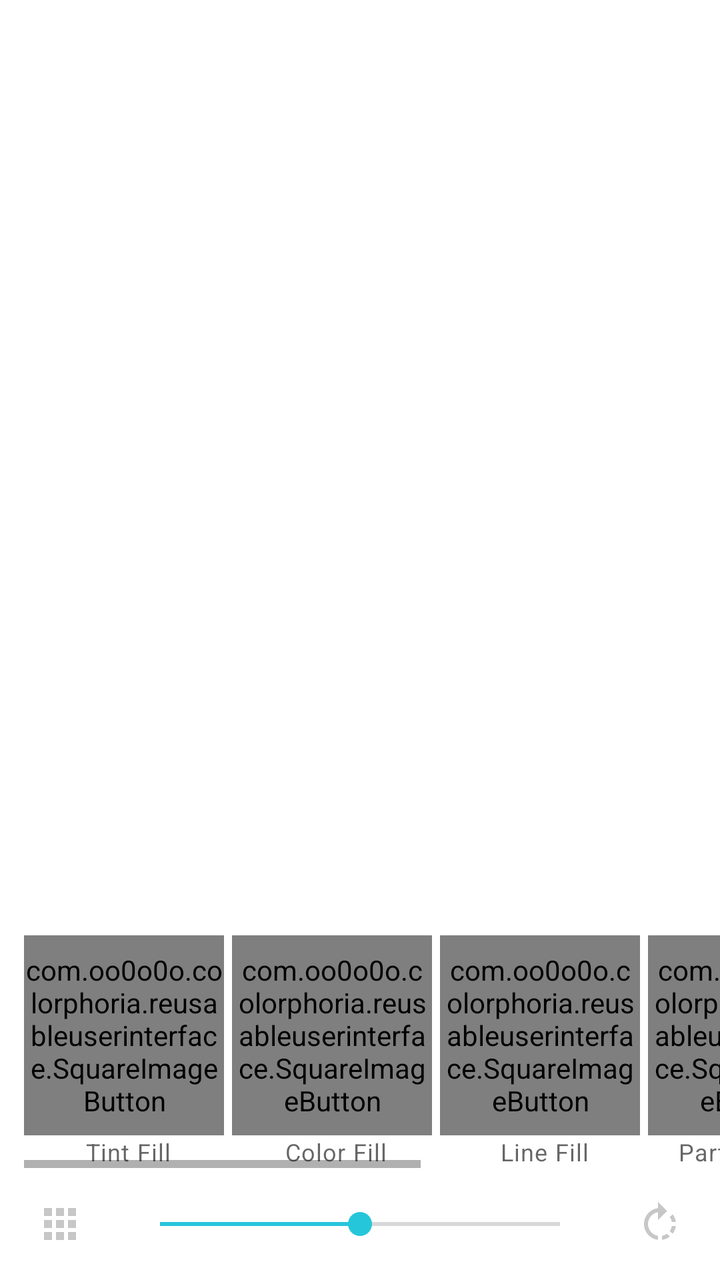
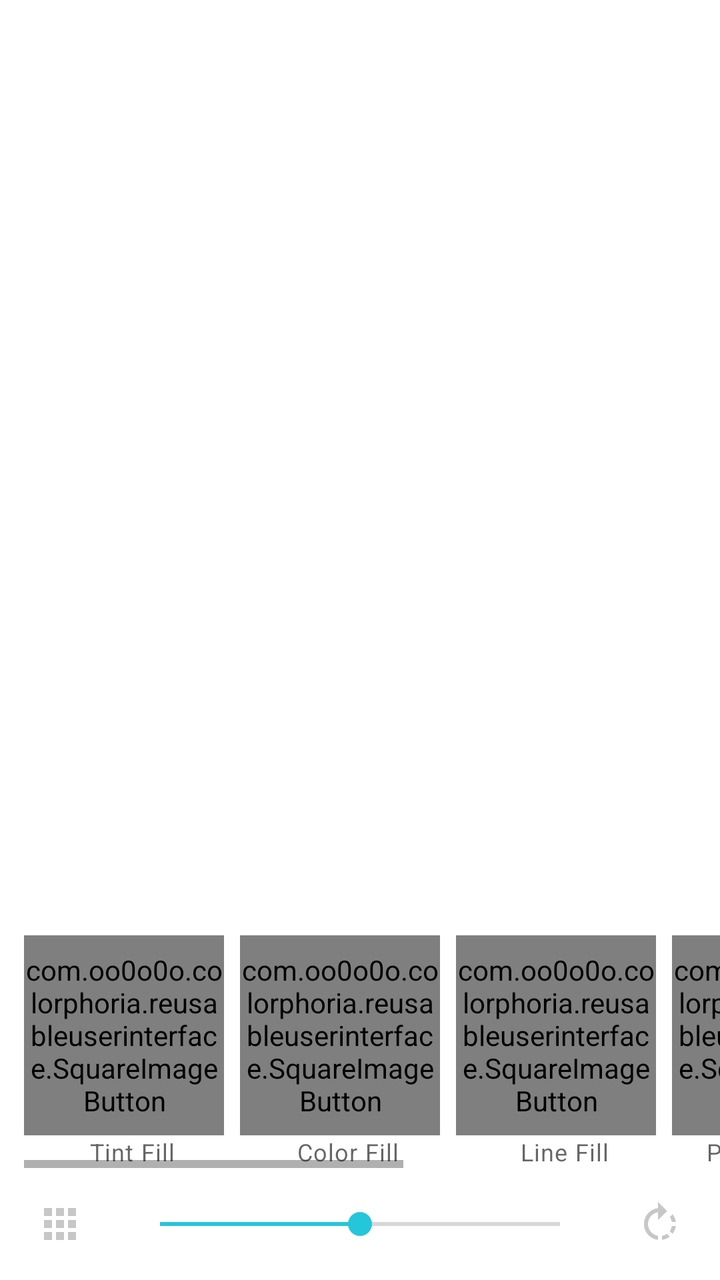

Screens rendered from an Android XML layout before and after an edit, with the pre-edit source and the edit as a unified diff.
<!-- AndroidManifest.xml: application theme AppTheme -->
<!-- res/layout/activity_pic_edit.xml -->
<?xml version="1.0" encoding="utf-8"?>
<LinearLayout xmlns:android="http://schemas.android.com/apk/res/android"
    xmlns:tools="http://schemas.android.com/tools"
    android:id="@+id/outer_layout"
    android:layout_width="match_parent"
    android:layout_height="match_parent"
    android:orientation="vertical"
    tools:context="com.oo0o0o.colorphoria.activities.loggedinactivities.PicEditActivity" >

    <RelativeLayout
        android:id="@+id/imageAreaLayout"
        android:layout_width="match_parent"
        android:layout_height="0dp"
        android:layout_weight="7"
        android:orientation="vertical">

        <ImageView
            android:layout_width="match_parent"
            android:layout_height="match_parent"
            android:id="@+id/theImage"
            android:layout_centerInParent="true" />

        <ProgressBar
            style="?android:attr/progressBarStyleLarge"
            android:layout_width="wrap_content"
            android:layout_height="wrap_content"
            android:id="@+id/progress_bar"
            android:layout_centerVertical="true"
            android:layout_centerHorizontal="true"
            android:indeterminate="true"
            android:visibility="gone"/>
    </RelativeLayout>

    <LinearLayout
        android:layout_width="match_parent"
        android:layout_height="wrap_content"
        android:background="@color/colorPrimary"
        android:orientation="vertical"
        android:id="@+id/effect_ctrl_layout"
        android:visibility="visible">

        <HorizontalScrollView
            android:layout_width="wrap_content"
            android:layout_height="wrap_content"
            android:layout_gravity="center"
            android:paddingStart="@dimen/activity_horizontal_margin"
            android:layout_marginTop="@dimen/activity_vertical_margin"
            >

            <LinearLayout
                android:id="@+id/icon_linear_layout"
                android:layout_width="wrap_content"
                android:layout_height="match_parent"
                android:orientation="horizontal">

                <LinearLayout

                    android:layout_width="wrap_content"
                    android:layout_height="wrap_content"
                    android:orientation="vertical">

                    <com.oo0o0o.colorphoria.reusableuserinterface.SquareImageButton
                        android:id="@+id/random_bleed_button"
                        android:layout_width="100dp"
                        android:layout_height="100dp"
                        android:background="@drawable/button_effect"
                        android:layout_marginRight="@dimen/small_margin"
                        android:scaleType="centerCrop"
                        android:clickable="false" />

                    <TextView
                        android:layout_width="match_parent"
                        android:layout_height="wrap_content"
                        android:textAppearance="@style/TextAppearance.MaterialComponents.Caption"
                        android:gravity="center"
                        android:text="@string/pic_edit_effect_tint_fill"
                        />
                </LinearLayout>

                <LinearLayout

                    android:layout_width="wrap_content"
                    android:layout_height="wrap_content"
                    android:orientation="vertical">

                    <com.oo0o0o.colorphoria.reusableuserinterface.SquareImageButton
                        android:id="@+id/random_flood_button"
                        android:layout_width="100dp"
                        android:layout_height="100dp"
                        android:background="@drawable/button_effect"
                        android:layout_marginRight="@dimen/small_margin"
                        android:padding="@dimen/image_button_border"
                        android:scaleType="centerCrop"
                        android:clickable="false" />

                    <TextView
                        android:layout_width="match_parent"
                        android:layout_height="wrap_content"
                        android:textAppearance="@style/TextAppearance.MaterialComponents.Caption"
                        android:gravity="center"
                        android:text="@string/pic_edit_effect_color_fill"
                        />
                </LinearLayout>

                <LinearLayout

                    android:layout_width="wrap_content"
                    android:layout_height="wrap_content"
                    android:orientation="vertical">

                    <com.oo0o0o.colorphoria.reusableuserinterface.SquareImageButton
                        android:id="@+id/random_line_button"
                        android:layout_width="100dp"
                        android:layout_height="100dp"
                        android:background="@drawable/button_effect"
                        android:layout_marginRight="@dimen/small_margin"
                        android:padding="@dimen/image_button_border"
                        android:scaleType="centerCrop"
                        android:clickable="false" />

                    <TextView
                        android:layout_width="match_parent"
                        android:layout_height="wrap_content"
                        android:textAppearance="@style/TextAppearance.MaterialComponents.Caption"
                        android:gravity="center"
                        android:text="@string/pic_edit_effect_line_fill"
                        />
                </LinearLayout>

                <LinearLayout

                    android:layout_width="wrap_content"
                    android:layout_height="wrap_content"
                    android:orientation="vertical">

                    <com.oo0o0o.colorphoria.reusableuserinterface.SquareImageButton
                        android:id="@+id/invert_button"
                        android:layout_width="100dp"
                        android:layout_height="100dp"
                        android:layout_marginRight="@dimen/small_margin"
                        android:background="@drawable/button_effect"
                        android:clickable="false"
                        android:padding="@dimen/image_button_border"
                        android:scaleType="centerCrop" />

                    <TextView
                        android:layout_width="match_parent"
                        android:layout_height="wrap_content"
                        android:textAppearance="@style/TextAppearance.MaterialComponents.Caption"
                        android:gravity="center"
                        android:text="@string/pic_edit_effect_partial_invert"
                        />
                </LinearLayout>

                <LinearLayout

                    android:layout_width="wrap_content"
                    android:layout_height="wrap_content"
                    android:orientation="vertical">

                    <com.oo0o0o.colorphoria.reusableuserinterface.SquareImageButton
                        android:id="@+id/outline_button"
                        android:layout_width="100dp"
                        android:layout_height="100dp"
                        android:background="@drawable/button_effect"
                        android:padding="@dimen/image_button_border"
                        android:scaleType="centerCrop"
                        android:clickable="false" />

                    <TextView
                        android:layout_width="match_parent"
                        android:layout_height="wrap_content"
                        android:textAppearance="@style/TextAppearance.MaterialComponents.Caption"
                        android:gravity="center"
                        android:text="@string/pic_edit_effect_outline"
                        />
                </LinearLayout>

                <LinearLayout

                    android:layout_width="wrap_content"
                    android:layout_height="wrap_content"
                    android:orientation="vertical">

                    <com.oo0o0o.colorphoria.reusableuserinterface.SquareImageButton
                        android:id="@+id/threshold_button"
                        android:layout_width="100dp"
                        android:layout_height="100dp"
                        android:background="@drawable/button_effect"
                        android:layout_marginRight="@dimen/small_margin"
                        android:padding="@dimen/image_button_border"
                        android:scaleType="centerCrop"
                        android:clickable="false" />

                    <TextView
                        android:layout_width="match_parent"
                        android:layout_height="wrap_content"
                        android:textAppearance="@style/TextAppearance.MaterialComponents.Caption"
                        android:gravity="center"
                        android:text="@string/pic_edit_effect_threshold"
                        />
                </LinearLayout>

        </LinearLayout>
        </HorizontalScrollView>


        <LinearLayout
            android:layout_width="match_parent"
            android:layout_height="?attr/actionBarSize">

            <ImageButton
                android:id="@+id/choose_palette"
                android:layout_width="0dp"
                android:layout_height="match_parent"
                android:layout_weight="2"
                android:background="@drawable/button_selector_small"
                android:onClick="onChoosePalette"
                android:src="@drawable/ic_chooser_24dp"
                android:clickable="false" />

            <SeekBar
                android:id="@+id/effect_ctrl_seekbar"
                android:layout_width="0dp"
                android:layout_height="match_parent"
                android:layout_weight="8"
                android:padding="@dimen/activity_vertical_margin"
                android:layout_alignParentBottom="true"
                android:progress="50" />

            <ImageButton
                android:id="@+id/rotate_right"
                android:layout_width="0dp"
                android:layout_height="match_parent"
                android:layout_weight="2"
                android:background="@drawable/button_selector_small"
                android:onClick="onRotateRight"
                android:src="@drawable/ic_rotate_right_24dp"
                android:clickable="false" />

        </LinearLayout>
    </LinearLayout>
</LinearLayout>
<!-- resources referenced by this layout -->
<resources>
  <color name="colorPrimary">#ffffffff</color>
  <dimen name="activity_horizontal_margin">12dp</dimen>
  <dimen name="activity_vertical_margin">20dp</dimen>
  <dimen name="image_button_border">2dp</dimen>
  <dimen name="small_margin">4dp</dimen>
  <!-- drawable button_effect (drawable) -->
  <layer-list xmlns:android="http://schemas.android.com/apk/res/android" >
      <item>
          <shape android:shape="rectangle" >
  
              <solid android:color="#00FFFFFF" />
          </shape>
      </item>
  </layer-list>
  <!-- drawable button_selector_small (drawable) -->
  <?xml version="1.0" encoding="utf-8"?>
  <selector xmlns:android="http://schemas.android.com/apk/res/android" >
      <item android:state_pressed="true" >
          <shape android:shape="rectangle"  >
              <solid android:color="#ffeeeeee"/>
          </shape>
     </item>
     <item>
         <shape android:shape="rectangle">
             <solid android:color="#00000000"/>
         </shape>
      </item>
  </selector>
  <!-- drawable ic_chooser_24dp (drawable) -->
  <vector xmlns:android="http://schemas.android.com/apk/res/android"
          android:width="24dp"
          android:height="24dp"
          android:viewportWidth="24.0"
          android:viewportHeight="24.0">
      
      <path
          android:fillColor="#ffc7c7c7"
          android:pathData="M4,8h4L8,4L4,4v4zM10,20h4v-4h-4v4zM4,20h4v-4L4,16v4zM4,14h4v-4L4,10v4zM10,14h4v-4h-4v4zM16,4v4h4L20,4h-4zM10,8h4L14,4h-4v4zM16,14h4v-4h-4v4zM16,20h4v-4h-4v4z"/>
  </vector>
  <!-- drawable ic_rotate_right_24dp (drawable) -->
  <vector xmlns:android="http://schemas.android.com/apk/res/android"
          android:width="24dp"
          android:height="24dp"
          android:viewportWidth="24.0"
          android:viewportHeight="24.0">
      
      <path
          android:fillColor="#ffc7c7c7"
          android:pathData="M15.55,5.55L11,1v3.07C7.06,4.56 4,7.92 4,12s3.05,7.44 7,7.93v-2.02c-2.84,-0.48 -5,-2.94 -5,-5.91s2.16,-5.43 5,-5.91V10l4.55,-4.45zM19.93,11c-0.17,-1.39 -0.72,-2.73 -1.62,-3.89l-1.42,1.42c0.54,0.75 0.88,1.6 1.02,2.47h2.02zM13,17.9v2.02c1.39,-0.17 2.74,-0.71 3.9,-1.61l-1.44,-1.44c-0.75,0.54 -1.59,0.89 -2.46,1.03zm3.89,-2.42l1.42,1.41c0.9,-1.16 1.45,-2.5 1.62,-3.89h-2.02c-0.14,0.87 -0.48,1.72 -1.02,2.48z"/>
  </vector>
  <string name="pic_edit_effect_color_fill">Color Fill</string>
  <string name="pic_edit_effect_line_fill">Line Fill</string>
  <string name="pic_edit_effect_outline">Outline</string>
  <string name="pic_edit_effect_partial_invert">Partial Invert</string>
  <string name="pic_edit_effect_threshold">Threshold</string>
  <string name="pic_edit_effect_tint_fill">Tint Fill</string>
  <style name="AppTheme" parent="BaseTheme">
      </style>
  <style name="BaseTheme" parent="Theme.MaterialComponents.Light.DarkActionBar">
          <item name="colorPrimary">@color/colorSecondary</item>
          <item name="colorPrimaryDark">@color/colorSecondaryDark</item> 
          <item name="colorAccent">@color/colorSecondary</item> 
  
      </style>
  <color name="colorSecondary">#ff26c6da</color>
  <color name="colorSecondaryDark">#ff0095a8</color>
</resources>

<!-- the commit's change to res/layout/activity_pic_edit.xml (unified diff, before → after) -->
@@ -57,14 +57,15 @@
 
                     android:layout_width="wrap_content"
                     android:layout_height="wrap_content"
-                    android:orientation="vertical">
+                    android:orientation="vertical"
+                    android:clipToPadding="false">
 
                     <com.oo0o0o.colorphoria.reusableuserinterface.SquareImageButton
                         android:id="@+id/random_bleed_button"
                         android:layout_width="100dp"
                         android:layout_height="100dp"
                         android:background="@drawable/button_effect"
-                        android:layout_marginRight="@dimen/small_margin"
+                        android:layout_marginRight="@dimen/smallish_margin"
                         android:scaleType="centerCrop"
                         android:clickable="false" />
 
@@ -88,8 +89,7 @@
                         android:layout_width="100dp"
                         android:layout_height="100dp"
                         android:background="@drawable/button_effect"
-                        android:layout_marginRight="@dimen/small_margin"
-                        android:padding="@dimen/image_button_border"
+                        android:layout_marginRight="@dimen/smallish_margin"
                         android:scaleType="centerCrop"
                         android:clickable="false" />
 
@@ -113,8 +113,7 @@
                         android:layout_width="100dp"
                         android:layout_height="100dp"
                         android:background="@drawable/button_effect"
-                        android:layout_marginRight="@dimen/small_margin"
-                        android:padding="@dimen/image_button_border"
+                        android:layout_marginRight="@dimen/smallish_margin"
                         android:scaleType="centerCrop"
                         android:clickable="false" />
 
@@ -137,10 +136,9 @@
                         android:id="@+id/invert_button"
                         android:layout_width="100dp"
                         android:layout_height="100dp"
-                        android:layout_marginRight="@dimen/small_margin"
+                        android:layout_marginRight="@dimen/smallish_margin"
                         android:background="@drawable/button_effect"
                         android:clickable="false"
-                        android:padding="@dimen/image_button_border"
                         android:scaleType="centerCrop" />
 
                     <TextView
@@ -163,7 +161,7 @@
                         android:layout_width="100dp"
                         android:layout_height="100dp"
                         android:background="@drawable/button_effect"
-                        android:padding="@dimen/image_button_border"
+                        android:layout_marginRight="@dimen/smallish_margin"
                         android:scaleType="centerCrop"
                         android:clickable="false" />
 
@@ -187,8 +185,7 @@
                         android:layout_width="100dp"
                         android:layout_height="100dp"
                         android:background="@drawable/button_effect"
-                        android:layout_marginRight="@dimen/small_margin"
-                        android:padding="@dimen/image_button_border"
+                        android:layout_marginRight="@dimen/smallish_margin"
                         android:scaleType="centerCrop"
                         android:clickable="false" />
 
<!-- resource entries referenced after the edit -->
@@ -3,8 +3,7 @@
   <color name="colorPrimary">#ffffffff</color>
   <dimen name="activity_horizontal_margin">12dp</dimen>
   <dimen name="activity_vertical_margin">20dp</dimen>
-  <dimen name="image_button_border">2dp</dimen>
-  <dimen name="small_margin">4dp</dimen>
+  <dimen name="smallish_margin">8dp</dimen>
   <!-- drawable button_effect (drawable) -->
   <layer-list xmlns:android="http://schemas.android.com/apk/res/android" >
       <item>
@@ -56,13 +55,11 @@
   <string name="pic_edit_effect_partial_invert">Partial Invert</string>
   <string name="pic_edit_effect_threshold">Threshold</string>
   <string name="pic_edit_effect_tint_fill">Tint Fill</string>
-  <style name="AppTheme" parent="BaseTheme">
-      </style>
+  <style name="AppTheme" parent="BaseTheme" />
   <style name="BaseTheme" parent="Theme.MaterialComponents.Light.DarkActionBar">
           <item name="colorPrimary">@color/colorSecondary</item>
           <item name="colorPrimaryDark">@color/colorSecondaryDark</item> 
           <item name="colorAccent">@color/colorSecondary</item> 
-  
       </style>
   <color name="colorSecondary">#ff26c6da</color>
   <color name="colorSecondaryDark">#ff0095a8</color>
